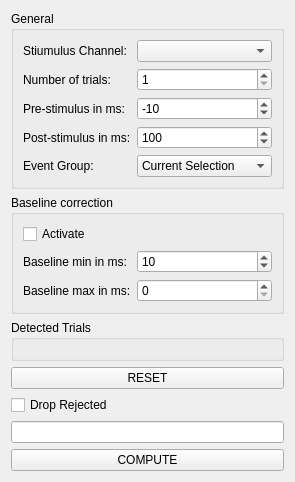
johaenns/mne-cpp, file libraries/disp/viewers/formfiles/averagingsettingsview.ui: the form before one commit.
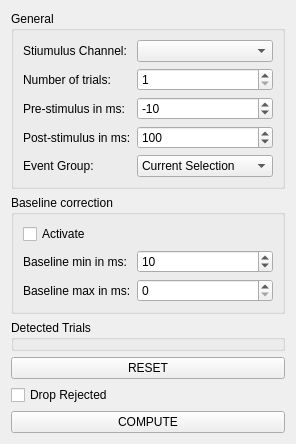
The form after the commit.

```diff
--- a/libraries/disp/viewers/formfiles/averagingsettingsview.ui
+++ b/libraries/disp/viewers/formfiles/averagingsettingsview.ui
@@ -6,12 +6,12 @@
    <rect>
     <x>0</x>
     <y>0</y>
-    <width>295</width>
-    <height>482</height>
+    <width>296</width>
+    <height>435</height>
    </rect>
   </property>
   <property name="sizePolicy">
-   <sizepolicy hsizetype="MinimumExpanding" vsizetype="Fixed">
+   <sizepolicy hsizetype="MinimumExpanding" vsizetype="Preferred">
     <horstretch>0</horstretch>
     <verstretch>0</verstretch>
    </sizepolicy>
@@ -19,11 +19,99 @@
   <property name="windowTitle">
    <string>Form</string>
   </property>
-  <layout class="QVBoxLayout" name="verticalLayout">
-   <item>
+  <layout class="QGridLayout" name="gridLayout">
+   <item row="1" column="0">
+    <widget class="QGroupBox" name="groupBox_3">
+     <property name="sizePolicy">
+      <sizepolicy hsizetype="Expanding" vsizetype="Preferred">
+       <horstretch>0</horstretch>
+       <verstretch>0</verstretch>
+      </sizepolicy>
+     </property>
+     <property name="title">
+      <string>Baseline correction</string>
+     </property>
+     <layout class="QFormLayout" name="formLayout_2">
+      <item row="0" column="0" colspan="2">
+       <widget class="QCheckBox" name="m_pcheckBoxBaselineCorrection">
+        <property name="text">
+         <string>Activate</string>
+        </property>
+       </widget>
+      </item>
+      <item row="1" column="0">
+       <widget class="QLabel" name="label_5">
+        <property name="text">
+         <string>Baseline min in ms:</string>
+        </property>
+       </widget>
+      </item>
+      <item row="1" column="1">
+       <widget class="QSpinBox" name="m_pSpinBoxBaselineFromMSeconds">
+        <property name="prefix">
+         <string/>
+        </property>
+        <property name="minimum">
+         <number>-10000</number>
+        </property>
+        <property name="maximum">
+         <number>10000</number>
+        </property>
+        <property name="singleStep">
+         <number>10</number>
+        </property>
+        <property name="value">
+         <number>10</number>
+        </property>
+        <property name="displayIntegerBase">
+         <number>10</number>
+        </property>
+       </widget>
+      </item>
+      <item row="2" column="0">
+       <widget class="QLabel" name="label_6">
+        <property name="text">
+         <string>Baseline max in ms:</string>
+        </property>
+       </widget>
+      </item>
+      <item row="2" column="1">
+       <widget class="QSpinBox" name="m_pSpinBoxBaselineToMSeconds">
+        <property name="singleStep">
+         <number>10</number>
+        </property>
+        <property name="value">
+         <number>0</number>
+        </property>
+       </widget>
+      </item>
+     </layout>
+    </widget>
+   </item>
+   <item row="4" column="0">
+    <widget class="QCheckBox" name="m_checkBox_reject">
+     <property name="sizePolicy">
+      <sizepolicy hsizetype="Expanding" vsizetype="Fixed">
+       <horstretch>0</horstretch>
+       <verstretch>0</verstretch>
+      </sizepolicy>
+     </property>
+     <property name="text">
+      <string>Drop Rejected</string>
+     </property>
+    </widget>
+   </item>
+   <item row="2" column="0">
+    <widget class="QGroupBox" name="m_groupBox_detectedTrials">
+     <property name="title">
+      <string>Detected Trials</string>
+     </property>
+    </widget>
+   </item>
+   <item row="0" column="0">
     <widget class="QGroupBox" name="groupBox">
      <property name="sizePolicy">
-      <sizepolicy hsizetype="Expanding" vsizetype="Fixed">
+      <sizepolicy hsizetype="Expanding" vsizetype="Preferred">
        <horstretch>0</horstretch>
        <verstretch>0</verstretch>
       </sizepolicy>
@@ -137,108 +225,14 @@
      <zorder>comboBox_EventGroup</zorder>
     </widget>
    </item>
-   <item>
-    <widget class="QGroupBox" name="groupBox_3">
-     <property name="sizePolicy">
-      <sizepolicy hsizetype="Expanding" vsizetype="Fixed">
-       <horstretch>0</horstretch>
-       <verstretch>0</verstretch>
-      </sizepolicy>
-     </property>
-     <property name="title">
-      <string>Baseline correction</string>
-     </property>
-     <layout class="QFormLayout" name="formLayout_2">
-      <property name="sizeConstraint">
-       <enum>QLayout::SetMaximumSize</enum>
-      </property>
-      <item row="0" column="0" colspan="2">
-       <widget class="QCheckBox" name="m_pcheckBoxBaselineCorrection">
-        <property name="text">
-         <string>Activate</string>
-        </property>
-       </widget>
-      </item>
-      <item row="1" column="0">
-       <widget class="QLabel" name="label_5">
-        <property name="text">
-         <string>Baseline min in ms:</string>
-        </property>
-       </widget>
-      </item>
-      <item row="1" column="1">
-       <widget class="QSpinBox" name="m_pSpinBoxBaselineFromMSeconds">
-        <property name="prefix">
-         <string/>
-        </property>
-        <property name="minimum">
-         <number>-10000</number>
-        </property>
-        <property name="maximum">
-         <number>10000</number>
-        </property>
-        <property name="singleStep">
-         <number>10</number>
-        </property>
-        <property name="value">
-         <number>10</number>
-        </property>
-        <property name="displayIntegerBase">
-         <number>10</number>
-        </property>
-       </widget>
-      </item>
-      <item row="2" column="0">
-       <widget class="QLabel" name="label_6">
-        <property name="text">
-         <string>Baseline max in ms:</string>
-        </property>
-       </widget>
-      </item>
-      <item row="2" column="1">
-       <widget class="QSpinBox" name="m_pSpinBoxBaselineToMSeconds">
-        <property name="singleStep">
-         <number>10</number>
-        </property>
-        <property name="value">
-         <number>0</number>
-        </property>
-       </widget>
-      </item>
-     </layout>
-    </widget>
-   </item>
-   <item>
-    <widget class="QGroupBox" name="m_groupBox_detectedTrials">
-     <property name="title">
-      <string>Detected Trials</string>
-     </property>
-    </widget>
-   </item>
-   <item>
+   <item row="3" column="0">
     <widget class="QPushButton" name="m_pushButton_reset">
      <property name="text">
       <string>RESET</string>
      </property>
     </widget>
    </item>
-   <item>
-    <widget class="QCheckBox" name="m_checkBox_reject">
-     <property name="sizePolicy">
-      <sizepolicy hsizetype="Expanding" vsizetype="Fixed">
-       <horstretch>0</horstretch>
-       <verstretch>0</verstretch>
-      </sizepolicy>
-     </property>
-     <property name="text">
-      <string>Drop Rejected</string>
-     </property>
-    </widget>
-   </item>
-   <item>
-    <widget class="QLineEdit" name="lineEdit"/>
-   </item>
-   <item>
+   <item row="5" column="0">
     <widget class="QPushButton" name="m_pushButton_compute">
      <property name="sizePolicy">
       <sizepolicy hsizetype="Expanding" vsizetype="Fixed">
```
